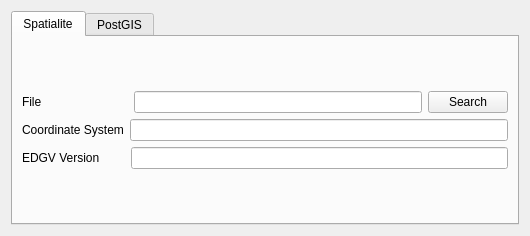
Before: the Qt Designer form CustomWidgets/connectionWidget.ui in dsgoficial/DsgTools, drawn with Qt 5.
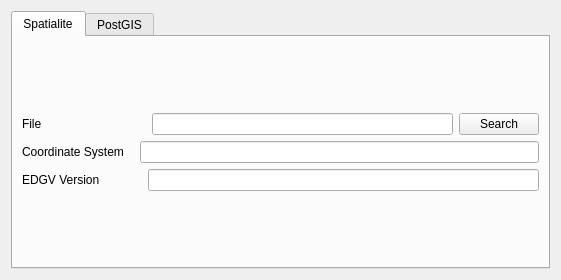
After: the same form once the commit is applied. The open tabs and pages were chosen to show the change.

The edit to the form file:
```diff
--- a/CustomWidgets/connectionWidget.ui
+++ b/CustomWidgets/connectionWidget.ui
@@ -6,8 +6,8 @@
    <rect>
     <x>0</x>
     <y>0</y>
-    <width>530</width>
-    <height>236</height>
+    <width>561</width>
+    <height>280</height>
    </rect>
   </property>
   <property name="windowTitle">
@@ -45,7 +45,7 @@
              </property>
              <property name="sizeHint" stdset="0">
               <size>
-               <width>20</width>
+               <width>38</width>
                <height>20</height>
               </size>
              </property>
@@ -72,6 +72,22 @@
              </property>
             </widget>
            </item>
+           <item>
+            <spacer name="horizontalSpacer_4">
+             <property name="orientation">
+              <enum>Qt::Horizontal</enum>
+             </property>
+             <property name="sizeType">
+              <enum>QSizePolicy::Fixed</enum>
+             </property>
+             <property name="sizeHint" stdset="0">
+              <size>
+               <width>10</width>
+               <height>20</height>
+              </size>
+             </property>
+            </spacer>
+           </item>
            <item>
             <widget class="QLineEdit" name="spatialiteCrsEdit"/>
            </item>
@@ -96,7 +112,7 @@
              </property>
              <property name="sizeHint" stdset="0">
               <size>
-               <width>25</width>
+               <width>42</width>
                <height>20</height>
               </size>
              </property>
```
Left out of the diff: 4 changed lines with no effect on the pictures.
